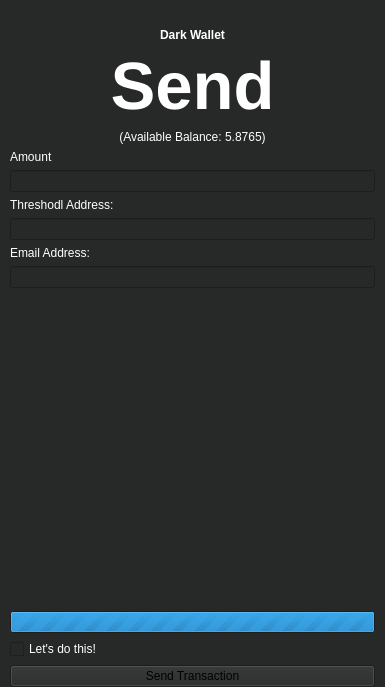
The window that ThresHoDLApp/darksendview.ui (isaidnocookies/Threshodl-Wallet) describes before a commit, drawn with Qt 5.
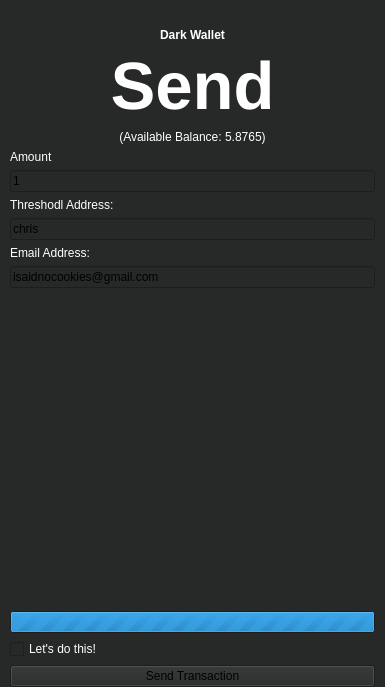
The same window after the commit. Icons and pictures are not drawn.

What changed in the file:
```diff
--- a/ThresHoDLApp/darksendview.ui
+++ b/ThresHoDLApp/darksendview.ui
@@ -125,7 +125,11 @@
       </widget>
      </item>
      <item>
-      <widget class="QLineEdit" name="amountLineEdit"/>
+      <widget class="QLineEdit" name="amountLineEdit">
+       <property name="text">
+        <string>1</string>
+       </property>
+      </widget>
      </item>
      <item>
       <widget class="QLabel" name="label_5">
@@ -138,7 +142,11 @@
       </widget>
      </item>
      <item>
-      <widget class="QLineEdit" name="addressLineEdit"/>
+      <widget class="QLineEdit" name="addressLineEdit">
+       <property name="text">
+        <string>chris</string>
+       </property>
+      </widget>
      </item>
      <item>
       <widget class="QLabel" name="label_6">
@@ -151,7 +159,11 @@
       </widget>
      </item>
      <item>
-      <widget class="QLineEdit" name="emailAddressLineEdit"/>
+      <widget class="QLineEdit" name="emailAddressLineEdit">
+       <property name="text">
+        <string>isaidnocookies@gmail.com</string>
+       </property>
+      </widget>
      </item>
      <item>
       <layout class="QHBoxLayout" name="horizontalLayout_2">
@@ -208,6 +220,13 @@
      </item>
      <item>
       <widget class="QLabel" name="sendConfirmationLabel">
+       <property name="font">
+        <font>
+         <pointsize>15</pointsize>
+         <weight>75</weight>
+         <bold>true</bold>
+        </font>
+       </property>
        <property name="styleSheet">
         <string notr="true">color:white;</string>
        </property>
```
Left out of the diff: 2 changed lines with no effect on the pictures.
